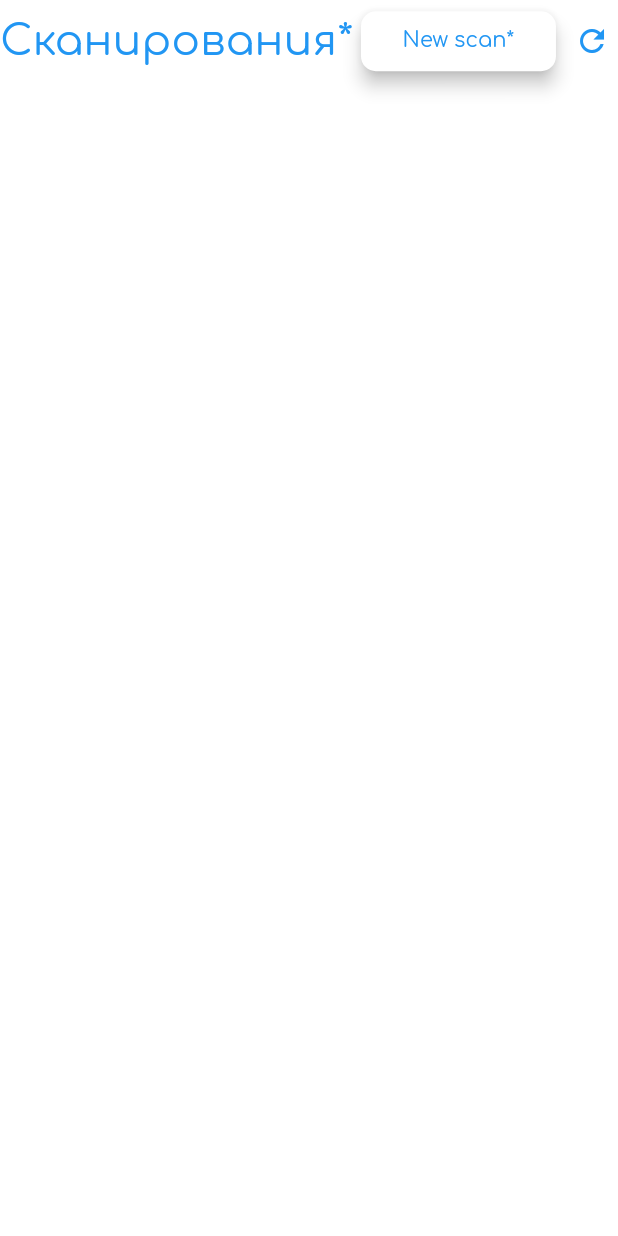
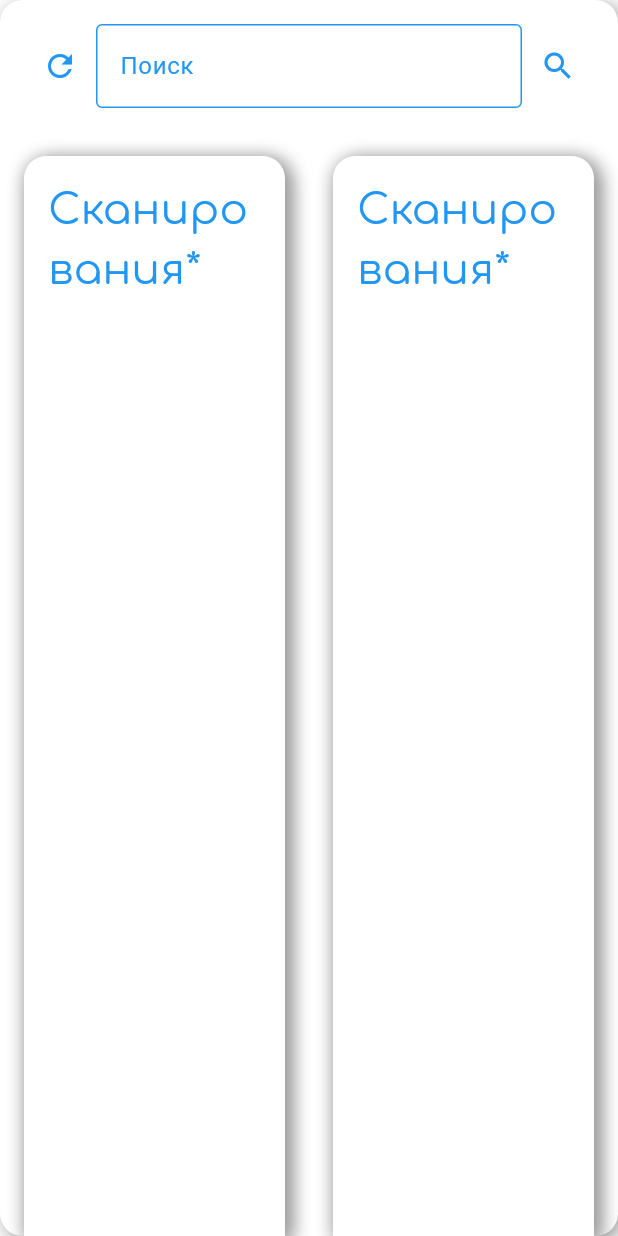
Before and after one commit to Ilase/net_runner, a Flutter app: the ScanningPg widget shown alone on an empty page, opened directly, on a phone screen of 412 x 824 dp. Run offline on Flutter 3.47's test engine with Material 3 defaults, Android fonts, the phone set to English and light mode, and no system bars; our stand-ins replace auto_size_text, bloc, equatable, flutter_bloc, google_fonts, loading_animation_widget and 3 more; missing offline and left inert: graphview, platform_detector; accounts and stored records are empty.

Commit message:
Update scanning view state
_ScanningPgState:
  - udpate expanded widget box

 Changes to be committed:
	modified:   lib/features/hosts/presentation/hosts_pg.dart
	modified:   lib/features/scanning/presentation/scanning_pg.dart

```diff
--- a/lib/features/scanning/presentation/scanning_pg.dart
+++ b/lib/features/scanning/presentation/scanning_pg.dart
@@ -12,47 +12,193 @@ class ScanningPg extends StatefulWidget {
 }
 
 class _ScanningPgState extends State<ScanningPg> {
+  Map<String, dynamic>? _selectedItem;
+
   @override
   Widget build(BuildContext context) {
     return Center(
       child: Container(
-        decoration: const BoxDecoration(),
+        decoration: BoxDecoration(
+            borderRadius: BorderRadius.circular(15),
+            color: Colors.white,
+            boxShadow: const [
+              BoxShadow(
+                offset: Offset(3, 3),
+                blurRadius: 10,
+                color: Colors.grey,
+              ),
+            ]),
         child: Column(
           children: [
-            SizedBox(
-              height: 55,
+            Padding(
+              padding: const EdgeInsets.all(16.0),
               child: Row(
-                mainAxisAlignment: MainAxisAlignment.spaceBetween,
                 children: [
-                  Row(
-                    children: [
-                      const Text(
-                        'Сканирования*',
-                        //style: AppTheme.lightTheme.textTheme.titleMedium
-                      ),
-                      const SizedBox(
-                        width: 5,
-                      ),
-                      ElevatedButton(
-                          onPressed: () {
-                            Navigator.of(context).pushNamed('/create-scan');
-                          },
-                          child: Text('New scan*'))
-                    ],
+                  IconButton(
+                    onPressed: () {
+                      /// Поиск
+                    },
+                    icon: Icon(Icons.refresh),
+                  ),
+                  Expanded(
+                    child: TextField(
+                      decoration: InputDecoration(labelText: 'Поиск'),
+                    ),
                   ),
                   IconButton(
                     onPressed: () {},
-                    icon: const Icon(Icons.refresh),
-                  )
-                  // IconButton(
-                  //   onPressed: () => context.read<PostRequestBloc>().add(
-                  //       PostRequestGetEvent(
-                  //           uri: "http://192.168.20.140:3001/api/v1/nmap")),
-                  //   icon: const Icon(Icons.refresh),
-                  // ),
+                    icon: Icon(Icons.search),
+                  ),
                 ],
               ),
             ),
+
+            /// Основное тело
+            Expanded(
+              child: Row(
+                children: [
+                  /// Левая панель
+                  Expanded(
+                    child: Padding(
+                      padding: const EdgeInsets.only(
+                        top: 16.0,
+                        left: 16.0,
+                        right: 16.0,
+                      ),
+                      child: Container(
+                        decoration: BoxDecoration(
+                          color: Colors.white,
+                          borderRadius:
+                              BorderRadius.vertical(top: Radius.circular(15)),
+                          boxShadow: [
+                            BoxShadow(
+                              offset: Offset(3, 3),
+                              blurRadius: 10,
+                              color: Colors.grey,
+                            ),
+                          ],
+                        ),
+                        child: Container(
+                          decoration: BoxDecoration(
+                            color: Colors.white,
+                            borderRadius: BorderRadius.vertical(
+                              top: Radius.circular(15),
+                            ),
+                            boxShadow: [
+                              BoxShadow(
+                                offset: Offset(3, 3),
+                                blurRadius: 10,
+                                color: Colors.grey,
+                              ),
+                            ],
+                          ),
+                          child: Padding(
+                            padding: const EdgeInsets.all(16.0),
+                            child: Column(
+                              mainAxisSize: MainAxisSize.max,
+                              children: [
+                                Text('Сканирования*'),
+                              ],
+                            ),
+                          ),
+                        ),
+                      ),
+                    ),
+                  ),
+                  /// Правая панель
+                  Expanded(
+                    child: Padding(
+                      padding: const EdgeInsets.only(
+                        top: 16.0,
+                        left: 16.0,
+                        right: 16.0,
+                      ),
+                      child: Container(
+                        decoration: BoxDecoration(
+                          color: Colors.white,
+                          borderRadius:
+                          BorderRadius.vertical(top: Radius.circular(15)),
+                          boxShadow: [
+                            BoxShadow(
+                              offset: Offset(3, 3),
+                              blurRadius: 10,
+                              color: Colors.grey,
+                            ),
+                          ],
+                        ),
+                        child: Container(
+                          decoration: BoxDecoration(
+                            color: Colors.white,
+                            borderRadius: BorderRadius.vertical(
+                              top: Radius.circular(15),
+                            ),
+                            boxShadow: [
+                              BoxShadow(
+                                offset: Offset(3, 3),
+                                blurRadius: 10,
+                                color: Colors.grey,
+                              ),
+                            ],
+                          ),
+                          child: Padding(
+                            padding: const EdgeInsets.all(16.0),
+                            child: Column(
+                              mainAxisSize: MainAxisSize.max,
+                              children: [
+                                Text('Сканирования*'),
+                              ],
+                            ),
+                          ),
+                        ),
+                      ),
+                    ),
+                  ),
+                ],
+              ),
+            ),
+            // SizedBox(
+            //   height: 55,
+            //   child: Row(
+            //     mainAxisAlignment: MainAxisAlignment.spaceBetween,
+            //     children: [
+            //       Row(
+            //         children: [
+            //           const Text(
+            //             'Сканирования*',
+            //             //style: AppTheme.lightTheme.textTheme.titleMedium
+            //           ),
+            //           const SizedBox(
+            //             width: 5,
+            //           ),
+            //           ElevatedButton(
+            //               onPressed: () {
+            //                 Navigator.of(context).pushNamed('/create-scan');
+            //               },
+            //               child: Text('New scan*'))
+            //         ],
+            //       ),
+            //       IconButton(
+            //         onPressed: () {},
+            //         icon: const Icon(Icons.refresh),
+            //       ),
+            //       Expanded(
+            //         child: Row(
+            //           children: [
+            //             Expanded(
+            //               child: Padding(
+            //                 padding: const EdgeInsets.only(
+            //                   top: 16.0,
+            //                   left: 16.0,
+            //                   right: 16.0,
+            //                 ),
+            //               ),
+            //             )
+            //           ],
+            //         ),
+            //       )
+            //     ],
+            //   ),
+            // ),
           ],
         ),
       ),
```
